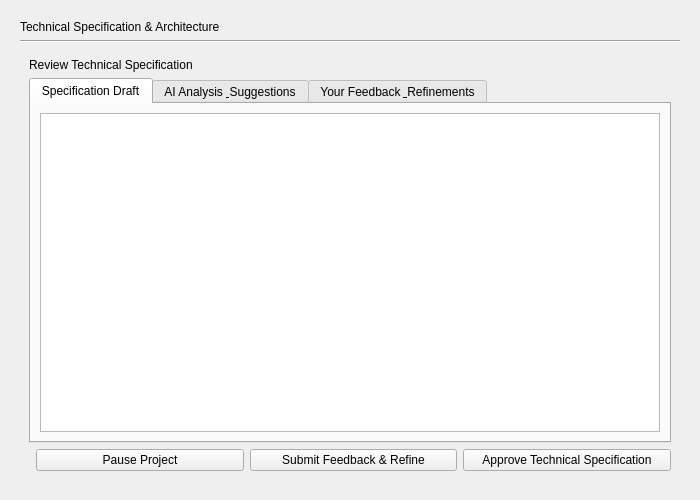
Above: gui/tech_spec_page.ui from mariolewis/asdf_factory before the change. Below: the same form after it.
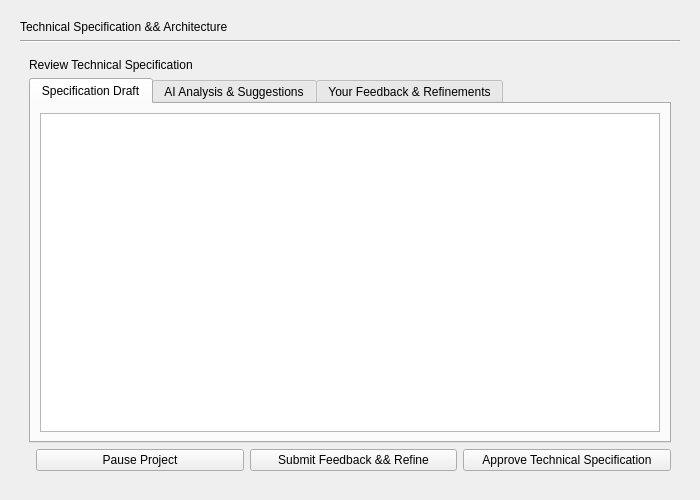
That is the form after the change. The open tabs and pages were chosen to show the change.

The edit to the form file:
```diff
--- a/gui/tech_spec_page.ui
+++ b/gui/tech_spec_page.ui
@@ -29,7 +29,7 @@
    <item>
     <widget class="QLabel" name="headerLabel">
      <property name="text">
-      <string>Technical Specification &amp; Architecture</string>
+      <string>Technical Specification &amp;&amp; Architecture</string>
      </property>
     </widget>
    </item>
@@ -196,7 +196,7 @@
          </widget>
          <widget class="QWidget" name="aiAnalysisTab">
           <attribute name="title">
-           <string>AI Analysis &amp; Suggestions</string>
+           <string>AI Analysis &amp;&amp; Suggestions</string>
           </attribute>
           <layout class="QVBoxLayout" name="verticalLayout_8">
            <item>
@@ -210,7 +210,7 @@
          </widget>
          <widget class="QWidget" name="feedbackTab">
           <attribute name="title">
-           <string>Your Feedback &amp; Refinements</string>
+           <string>Your Feedback &amp;&amp; Refinements</string>
           </attribute>
           <layout class="QVBoxLayout" name="verticalLayout_10">
            <item>
@@ -249,7 +249,7 @@
         <item>
         <widget class="QPushButton" name="refineButton">
         <property name="text">
-            <string>Submit Feedback &amp;&amp; Refine</string>
+            <string>Submit Feedback &amp;&amp;&amp;&amp; Refine</string>
         </property>
         </widget>
         </item>
```
Left out of the diff: 2 changed lines with no effect on the pictures.
